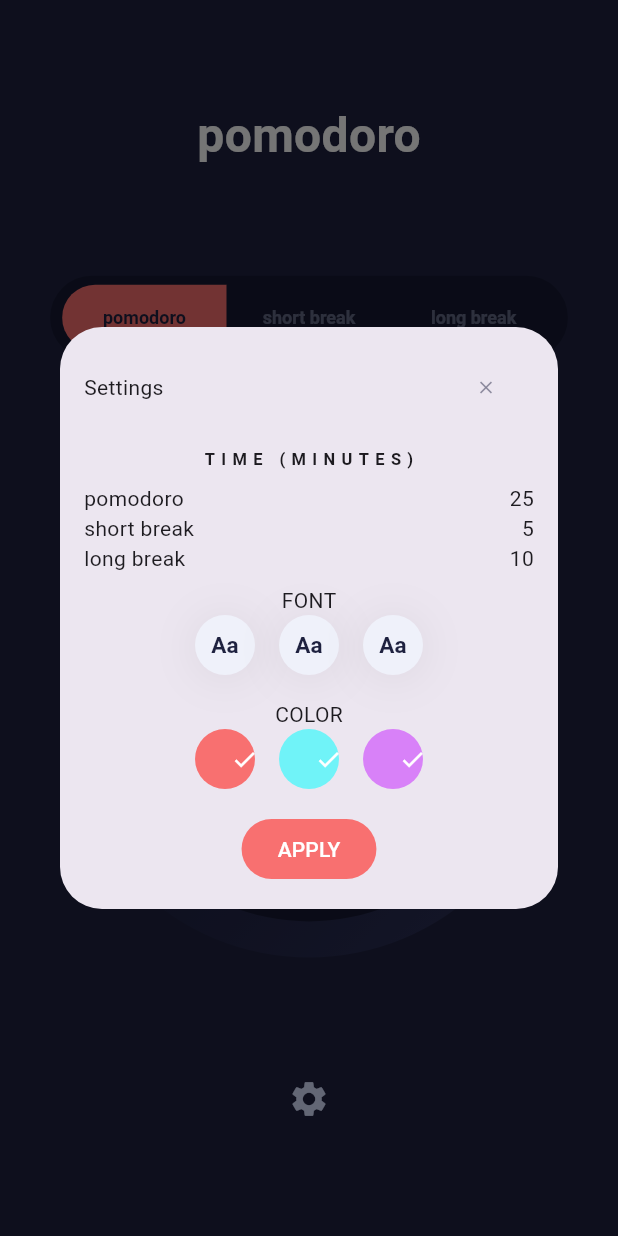
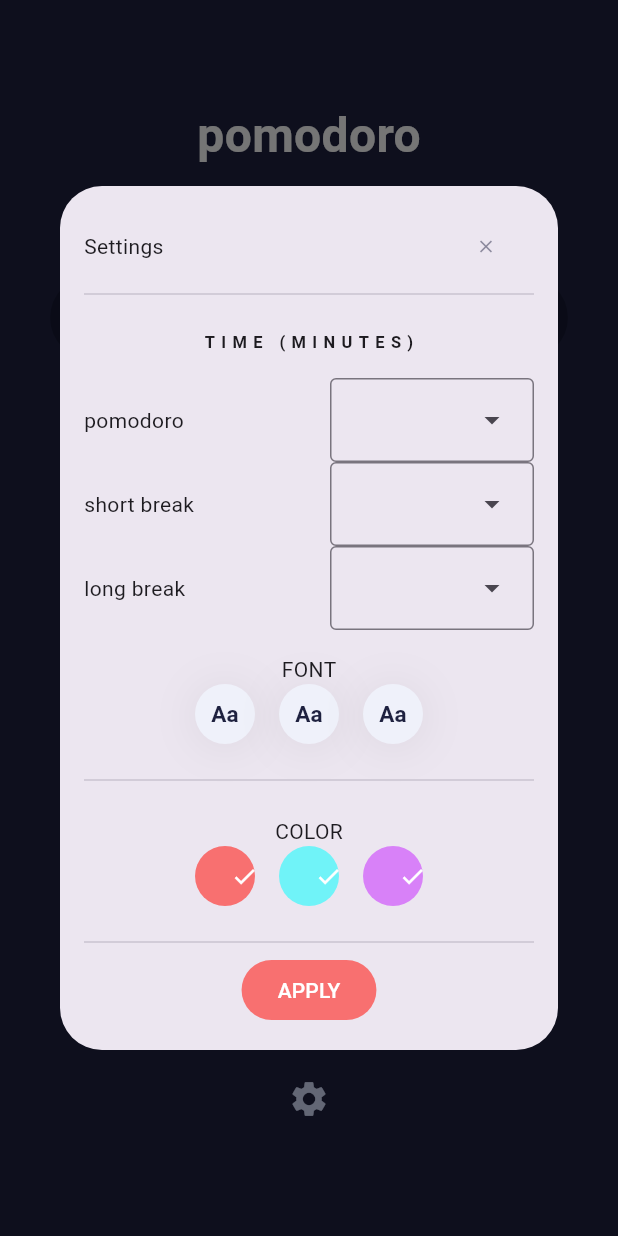
Before and after one commit to asvirts/pomodoro, a Flutter app: the screen it shows after launch, after a tap on the "settings" icon, on a phone screen of 412 x 824 dp. Run offline on Flutter 3.47's test engine with Material 3 defaults, Android fonts, the phone set to English and light mode, and no system bars; drawn by our look-alikes of group_button, timer_count_down; our stand-ins replace custom_radio_grouped_button, flutter_riverpod, google_fonts, riverpod_annotation; generated files the repository leaves out were written again.

Commit message:
buttons switch time

```diff
--- a/lib/widgets/countdown.dart
+++ b/lib/widgets/countdown.dart
@@ -1,7 +1,9 @@
 import 'package:flutter/material.dart';
 import 'package:flutter_riverpod/flutter_riverpod.dart';
 import 'package:google_fonts/google_fonts.dart';
+import 'package:pomodoro/providers/modes_provider.dart';
 import 'package:pomodoro/providers/progress_provider.dart';
+import 'package:pomodoro/providers/settings_provider.dart';
 import 'package:timer_count_down/timer_controller.dart';
 import 'package:timer_count_down/timer_count_down.dart';
 
@@ -19,16 +21,33 @@ class _PomodoroCountdownState extends ConsumerState<PomodoroCountdown> {
   Widget build(BuildContext context) {
     final timer = ref.watch(timerNotifierProvider);
     final started = ref.watch(timerStartedNotifierProvider);
+    final modeSwitched = ref.watch(modeNotifierProvider);
+
+    int _timer = timer.first;
+
+    _controller.restart();
 
     String _timerText = started.first ? "PAUSE" : "START";
     started.first ? _controller.start() : _controller.pause();
+
+    switch (modeSwitched.first) {
+      case Modes.pomodoro:
+        _timer = ref.watch(pomodoroTimerNotifierProvider.notifier).getValue();
+        break;
+      case Modes.shortBreak:
+        _timer = ref.watch(shortBreakTimerNotifierProvider.notifier).getValue();
+        break;
+      case Modes.longBreak:
+        _timer = ref.watch(longBreakTimerNotifierProvider.notifier).getValue();
+        break;
+    }
 
     return Column(
       mainAxisAlignment: MainAxisAlignment.center,
       children: [
         Countdown(
           controller: _controller,
-          seconds: timer.first,
+          seconds: _timer,
           build: (BuildContext context, double time) => Text(
             time.floor().toString(),
             style: GoogleFonts.kumbhSans(
--- a/lib/widgets/settings.dart
+++ b/lib/widgets/settings.dart
@@ -16,6 +16,15 @@ class SettingsDialog extends ConsumerWidget {
     final currentLongBreakTime =
         ref.watch(settings.longBreakTimerNotifierProvider);
 
+    DropdownMenu pomodoroDropdown =
+        DropdownMenu(menuStyle: MenuStyle(), dropdownMenuEntries: [
+      DropdownMenuEntry(value: 1, label: "1"),
+      DropdownMenuEntry(value: 1, label: "2"),
+      DropdownMenuEntry(value: 1, label: "3"),
+      DropdownMenuEntry(value: 1, label: "4"),
+      DropdownMenuEntry(value: 1, label: "5"),
+    ]);
+
     return Column(
       mainAxisAlignment: MainAxisAlignment.center,
       children: <Widget>[
@@ -30,7 +39,6 @@ class SettingsDialog extends ConsumerWidget {
                     mainAxisAlignment: MainAxisAlignment.center,
                     children: <Widget>[
                       Container(
-                        padding: EdgeInsets.only(bottom: 8),
                         child: Row(
                             mainAxisAlignment: MainAxisAlignment.spaceBetween,
                             children: [
@@ -50,8 +58,11 @@ class SettingsDialog extends ConsumerWidget {
                               ),
                             ]),
                       ),
+                      Divider(
+                        thickness: 1,
+                      ),
                       Container(
-                        padding: EdgeInsets.symmetric(vertical: 8),
+                        margin: EdgeInsets.all(16),
                         child: Row(
                             mainAxisAlignment: MainAxisAlignment.center,
                             children: [
@@ -69,25 +80,25 @@ class SettingsDialog extends ConsumerWidget {
                         mainAxisAlignment: MainAxisAlignment.spaceBetween,
                         children: [
                           const Text("pomodoro"),
-                          Text(currentPomodoroTime.first.toString())
+                          pomodoroDropdown,
                         ],
                       ),
                       Row(
                         mainAxisAlignment: MainAxisAlignment.spaceBetween,
                         children: [
                           const Text("short break"),
-                          Text(currentShortBreakTime.first.toString())
+                          pomodoroDropdown,
                         ],
                       ),
                       Row(
                         mainAxisAlignment: MainAxisAlignment.spaceBetween,
                         children: [
                           const Text("long break"),
-                          Text(currentLongBreakTime.first.toString())
+                          pomodoroDropdown,
                         ],
                       ),
                       Container(
-                        padding: EdgeInsets.symmetric(vertical: 8),
+                        padding: EdgeInsets.all(16),
                         child: const Row(
                           mainAxisAlignment: MainAxisAlignment.center,
                           children: [
@@ -100,8 +111,11 @@ class SettingsDialog extends ConsumerWidget {
                           ],
                         ),
                       ),
+                      Divider(
+                        thickness: 1,
+                      ),
                       Container(
-                        padding: EdgeInsets.symmetric(vertical: 8),
+                        padding: EdgeInsets.all(16),
                         child: const Row(
                           mainAxisAlignment: MainAxisAlignment.center,
                           children: [
@@ -114,8 +128,10 @@ class SettingsDialog extends ConsumerWidget {
                           ],
                         ),
                       ),
+                      Divider(
+                        thickness: 1,
+                      ),
                       Container(
-                        padding: EdgeInsets.only(top: 8),
                         child: Row(
                             mainAxisAlignment: MainAxisAlignment.center,
                             children: [
```
